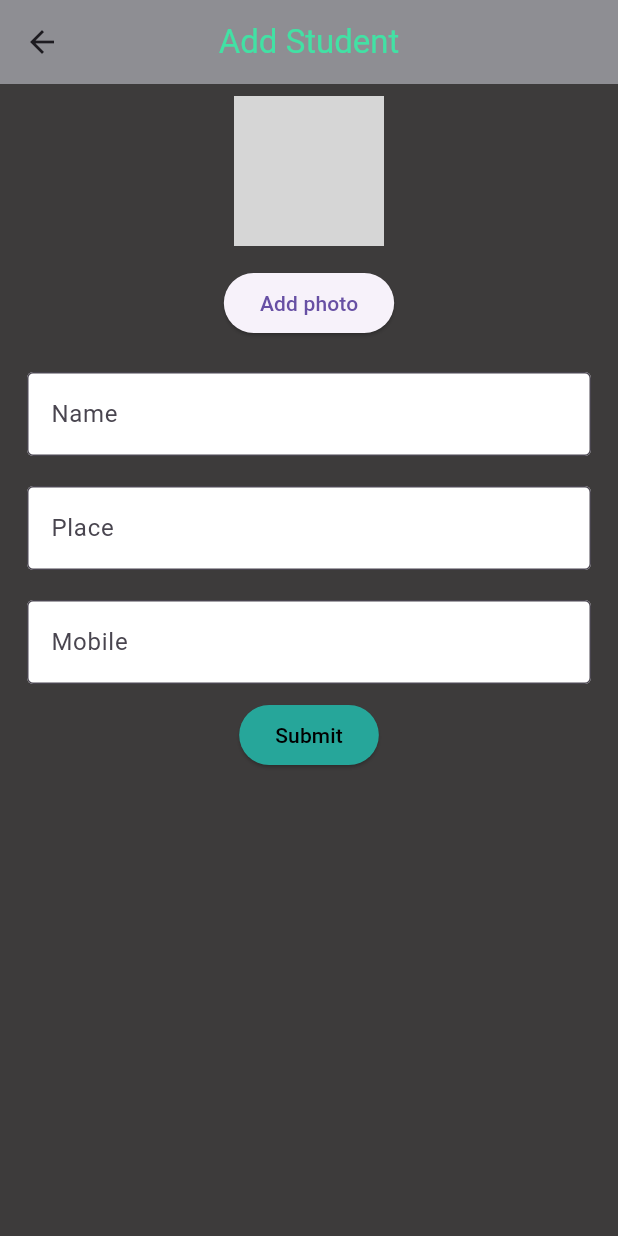
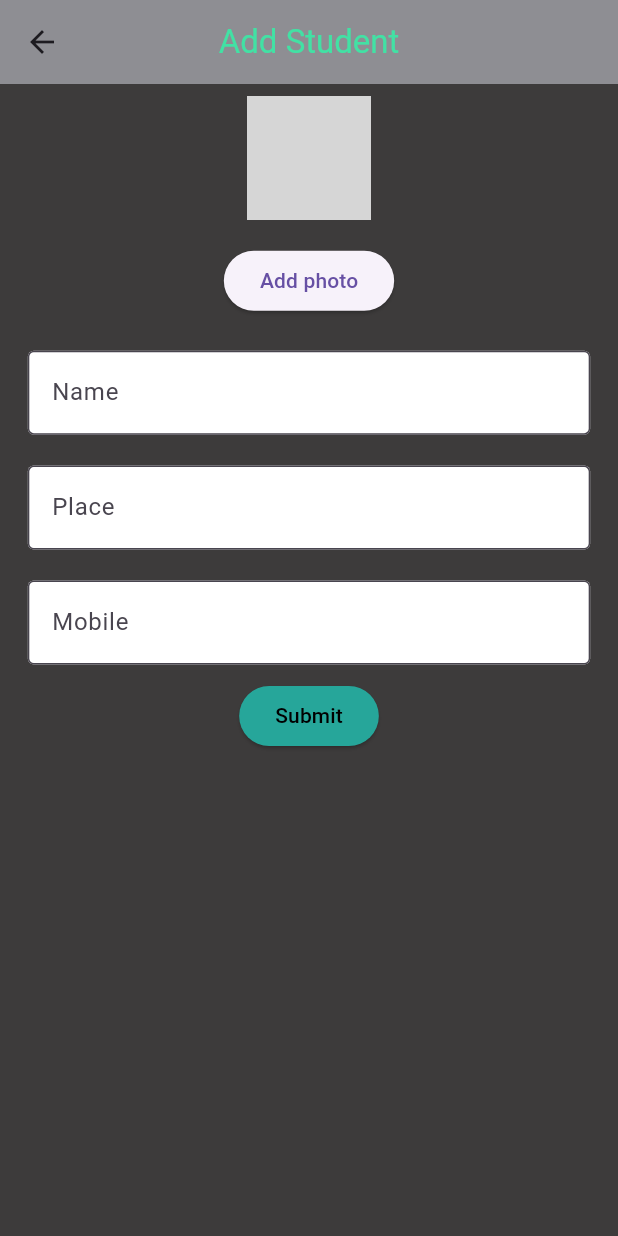
Before and after one commit to suhaillmhmed/contactui, a Flutter app: the SecondScreen screen opened directly, on a phone screen of 412 x 824 dp. Run offline on Flutter 3.47's test engine with Material 3 defaults, Android fonts, the phone set to English and light mode, and no system bars; our stand-ins replace hive, hive_flutter, image_picker; accounts and stored records are empty; network calls fail; grey boxes are pictures that could not be loaded.

Commit message:
Initial commit - contacts-app

```diff
--- a/lib/functions.dart
+++ b/lib/functions.dart
@@ -4,7 +4,7 @@ import 'package:hive/hive.dart';
 
 ValueNotifier<List<StudentModel>> valueNotifier = ValueNotifier([]);
 
-final dbName = 'studentDB';
+const dbName = 'studentDB';
 
 Future<void> addStudent(StudentModel data) async {
   final db = await Hive.openBox<StudentModel>(dbName);
--- a/lib/student.dart
+++ b/lib/student.dart
@@ -20,6 +20,8 @@ class _SecondScreenState extends State<SecondScreen> {
 
   @override
   Widget build(BuildContext context) {
+    final screenWidth = MediaQuery.of(context).size.width;
+    final screenHeight = MediaQuery.of(context).size.height;
     return Scaffold(
       backgroundColor: const Color.fromARGB(255, 61, 59, 59),
       appBar: AppBar(
@@ -29,32 +31,35 @@ class _SecondScreenState extends State<SecondScreen> {
           style: TextStyle(color: Color.fromARGB(255, 66, 225, 164)),
         ),
         centerTitle: true,
-      ),      body: Padding(
-        padding: const EdgeInsets.all(8),
+      ),
+      body: Padding(
+        padding: EdgeInsets.all(screenWidth * 0.02),
+        child: SingleChildScrollView(
           child: Column(
             mainAxisAlignment: MainAxisAlignment.start,
             crossAxisAlignment: CrossAxisAlignment.center,
             children: [
               CircleAvatar(
-              radius: 50,
+                radius: screenWidth * 0.10,
                 backgroundImage: imagePath != null
                     ? FileImage(File(imagePath!.path))
-                  : NetworkImage(
-                      'https://th.bing.com/th/id/R.6b0022312d41080436c52da571d5c697?rik=ejx13G9ZroRrcg&riu=http%3a%2f%2fpluspng.com%2fimg-png%2fuser-png-icon-young-user-icon-2400.png&ehk=NNF6zZUBr0n5i%2fx0Bh3AMRDRDrzslPXB0ANabkkPyv0%3d&risl=&pid=ImgRaw&r=0'),
+                    : const NetworkImage(
+                            'https://th.bing.com/th/id/R.6b0022312d41080436c52da571d5c697?rik=ejx13G9ZroRrcg&riu=http%3a%2f%2fpluspng.com%2fimg-png%2fuser-png-icon-young-user-icon-2400.png&ehk=NNF6zZUBr0n5i%2fx0Bh3AMRDRDrzslPXB0ANabkkPyv0%3d&risl=&pid=ImgRaw&r=0')
+                        as ImageProvider,
               ),
-            const SizedBox(
-              height: 14,
+              SizedBox(
+                height: screenHeight * 0.02,
               ),
               ElevatedButton(
                   onPressed: () {
                     getImage();
                   },
                   child: const Text('Add photo')),
-            const SizedBox(
-              height: 12,
+              SizedBox(
+                height: screenHeight * 0.015,
               ),
               Padding(
-              padding: const EdgeInsets.all(10),
+                padding: EdgeInsets.all(screenWidth * 0.025),
                 child: TextFormField(
                   controller: nameController,
                   decoration: const InputDecoration(
@@ -65,7 +70,7 @@ class _SecondScreenState extends State<SecondScreen> {
                 ),
               ),
               Padding(
-              padding: const EdgeInsets.all(10),
+                padding: EdgeInsets.all(screenWidth * 0.025),
                 child: TextFormField(
                   controller: placeController,
                   decoration: const InputDecoration(
@@ -76,7 +81,7 @@ class _SecondScreenState extends State<SecondScreen> {
                 ),
               ),
               Padding(
-              padding: const EdgeInsets.all(10),
+                padding: EdgeInsets.all(screenWidth * 0.025),
                 child: TextFormField(
                   controller: phoneController,
                   decoration: const InputDecoration(
@@ -95,7 +100,6 @@ class _SecondScreenState extends State<SecondScreen> {
                       phone: phoneController.text,
                       photopath: imagePath!.path);
 
-                print(data.name);
                   await addStudent(data);
                 },
                 style:
@@ -108,9 +112,9 @@ class _SecondScreenState extends State<SecondScreen> {
             ],
           ),
         ),
+      ),
     );
   }
-
 
   void getImage() async {
     ImagePicker picker = ImagePicker();
```
Also changed, not shown: lib/edit.dart (+16 -12 lines), lib/main.dart (+46 -33 lines), lib/model.g.dart, pubspec.lock. Lines whose indentation alone changed are shown as unchanged.
